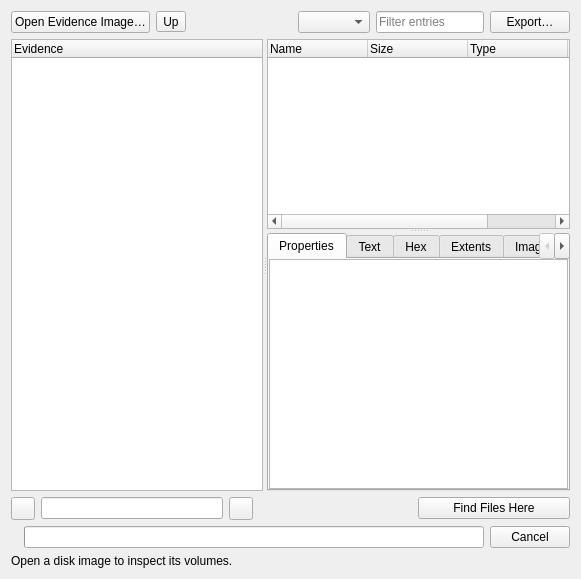
Before: the Qt Designer form src/widgets/ForensicsWidget.ui in radareorg/iaito, drawn with Qt 5.
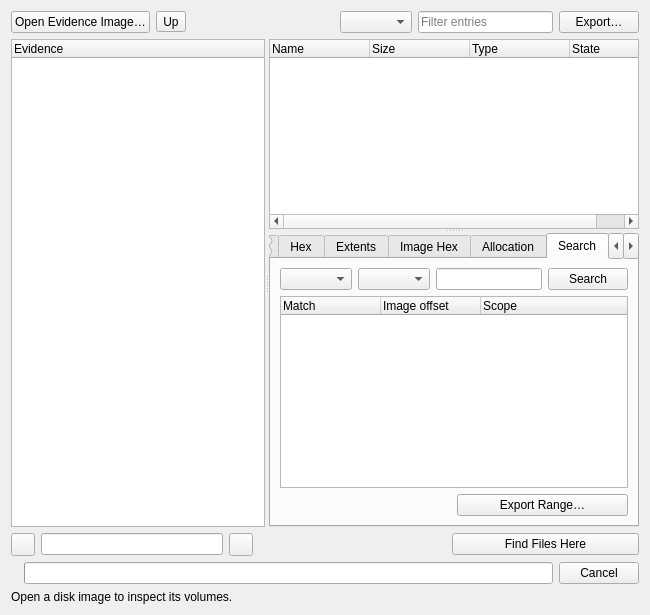
After: the same form once the commit is applied. The open tabs and pages were chosen to show the change. Custom widgets are drawn as their Qt base class.

Commit message: Search and export ranges from free and orphan space ##fs

Patch:
```diff
--- a/src/widgets/ForensicsWidget.ui
+++ b/src/widgets/ForensicsWidget.ui
@@ -112,6 +112,35 @@
        <widget class="FilesystemAllocationView" name="allocation">
         <attribute name="title"><string>Allocation</string></attribute>
        </widget>
+       <widget class="QWidget" name="searchPage">
+        <attribute name="title"><string>Search</string></attribute>
+        <layout class="QVBoxLayout" name="searchLayout">
+         <item>
+          <layout class="QHBoxLayout" name="searchControls">
+           <item><widget class="QComboBox" name="searchKind"><property name="accessibleName"><string>Search type</string></property></widget></item>
+           <item><widget class="QComboBox" name="searchScope"><property name="accessibleName"><string>Search scope</string></property></widget></item>
+           <item><widget class="QLineEdit" name="searchTerm"><property name="clearButtonEnabled"><bool>true</bool></property></widget></item>
+           <item><widget class="QPushButton" name="runSearch"><property name="text"><string>Search</string></property></widget></item>
+          </layout>
+         </item>
+         <item>
+          <widget class="QTreeWidget" name="searchResults">
+           <property name="rootIsDecorated"><bool>false</bool></property>
+           <property name="uniformRowHeights"><bool>true</bool></property>
+           <property name="alternatingRowColors"><bool>true</bool></property>
+           <column><property name="text"><string>Match</string></property></column>
+           <column><property name="text"><string>Image offset</string></property></column>
+           <column><property name="text"><string>Scope</string></property></column>
+          </widget>
+         </item>
+         <item>
+          <layout class="QHBoxLayout" name="searchFooter">
+           <item><widget class="QLabel" name="searchStatus"><property name="textFormat"><enum>Qt::PlainText</enum></property></widget></item>
+           <item><widget class="QPushButton" name="exportHit"><property name="text"><string>Export Range…</string></property></widget></item>
+          </layout>
+         </item>
+        </layout>
+       </widget>
        <widget class="QWidget" name="ownerPage">
         <attribute name="title"><string>Owners</string></attribute>
         <layout class="QVBoxLayout" name="ownerLayout">
```
The commit also changes 7 other files.
